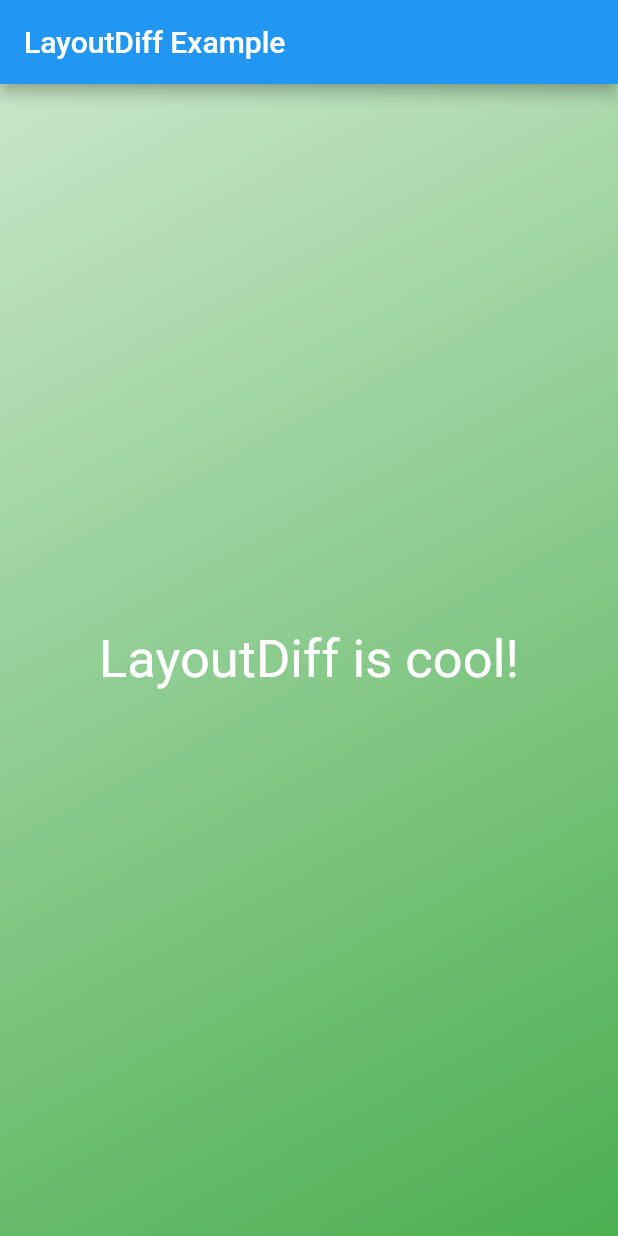
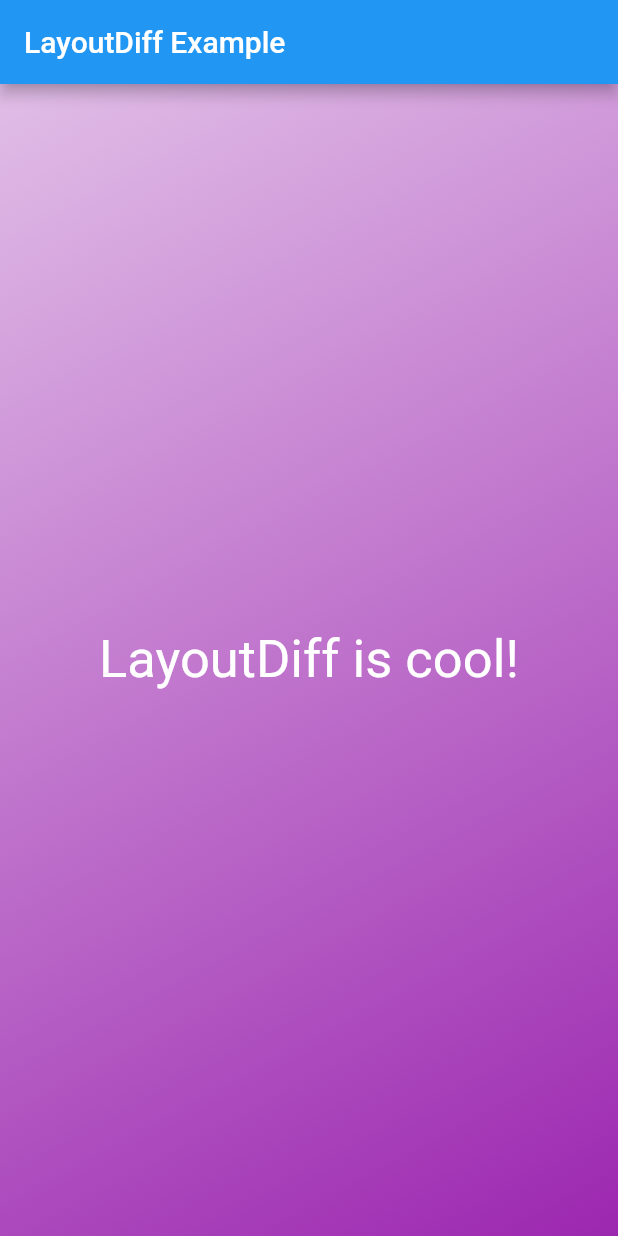
Before and after one commit to LayoutDiff/layoutdiff-app-example, a Flutter app: the screen it shows after launch, on a phone screen of 412 x 824 dp. Run offline on Flutter 3.47's test engine with Material 2 defaults, Android fonts, the phone set to English and light mode, and no system bars.

Commit message:
Change background color to purple
This is a visual change example.

I can't merge it while no one approve it on https://app.layoutdiff.com/

```diff
--- a/lib/main.dart
+++ b/lib/main.dart
@@ -17,7 +17,7 @@ class LayoutDiffExample extends StatelessWidget {
             gradient: LinearGradient(
               begin: Alignment.topLeft,
               end: Alignment.bottomRight,
-              colors: [Colors.green[100], Colors.green[500]]
+              colors: [Colors.purple[100], Colors.purple[500]]
             )
           ),
           child: Center(
```
